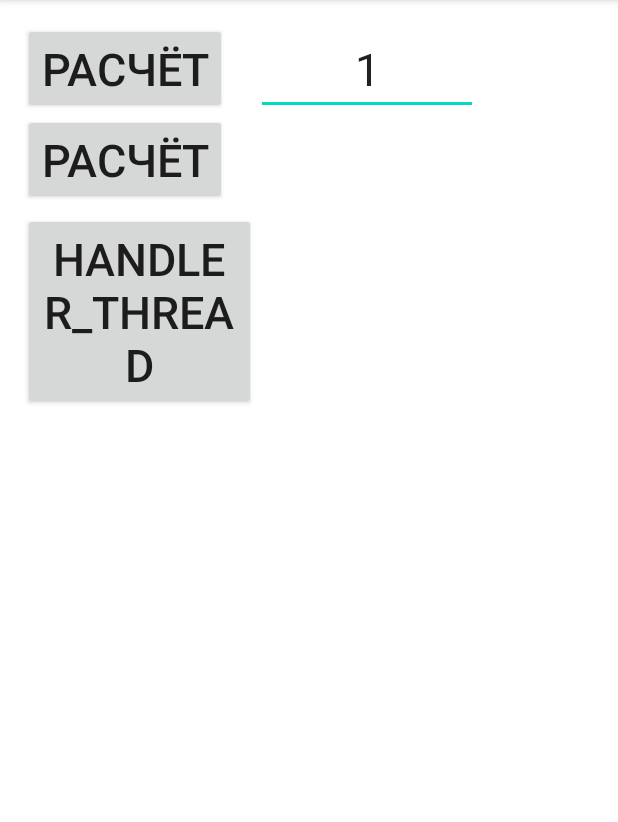
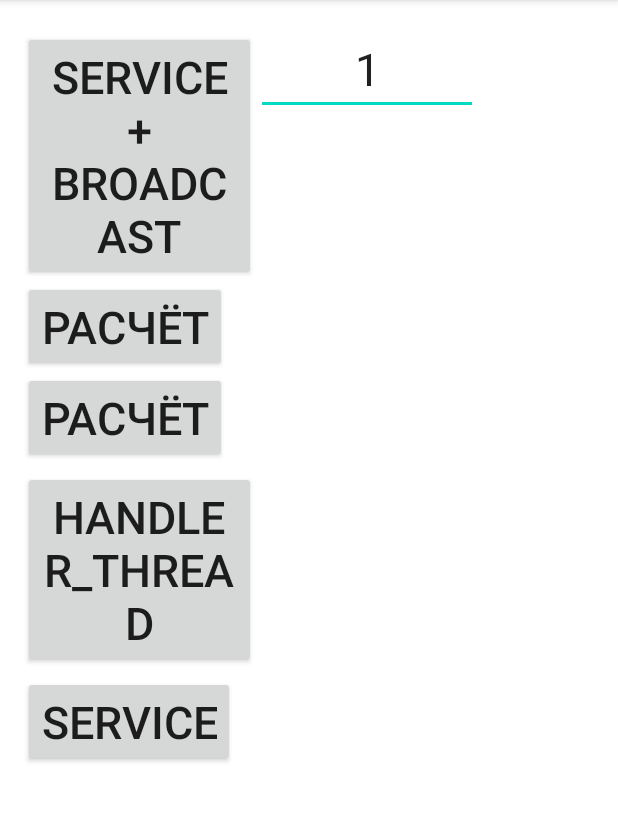
Before and after one commit to DmitrySergienko/Weather, an Android app: the screen it shows after launch (MainActivity), on a phone screen of 412 x 824 dp, the part 84-906 px from its top. Run offline under Robolectric (Android 15) with nearby library versions, the phone set to English and light mode, and no system bars.

Commit message:
threads tests (service and broadcast)

```diff
--- a/app/src/main/java/ru/ds/weather/view/experiments/ThreadsFragment.kt
+++ b/app/src/main/java/ru/ds/weather/view/experiments/ThreadsFragment.kt
@@ -1,17 +1,26 @@
 package ru.ds.weather.view.experiments
 
+import android.content.BroadcastReceiver
+import android.content.Context
+import android.content.Intent
+import android.content.IntentFilter
 import android.os.*
 import android.view.LayoutInflater
 import android.view.View
 import android.view.ViewGroup
+import android.widget.Toast
 import androidx.annotation.RequiresApi
 import androidx.appcompat.widget.AppCompatTextView
 import androidx.fragment.app.Fragment
+import androidx.localbroadcastmanager.content.LocalBroadcastManager
 import kotlinx.android.synthetic.main.fragment_threads.*
 import ru.ds.weather.R
 import ru.ds.weather.databinding.FragmentThreadsBinding
 import java.util.Date
 import java.util.concurrent.TimeUnit
+
+const val TEST_BROADCAST_INTENT_FILTER = "TEST BROADCAST INTENT FILTER"
+const val THREADS_FRAGMENT_BROADCAST_EXTRA = "THREADS_FRAGMENT_EXTRA"
 
 class ThreadsFragment : Fragment() {
 
@@ -27,10 +36,32 @@ class ThreadsFragment : Fragment() {
         return binding.root
     }
 
+    private fun initServiceWithBroadcastButton() {
+        binding.serviceWithBroadcastButton.setOnClickListener {
+            context?.let {
+                it.startService(Intent(it, MainService::class.java).apply {
+                    putExtra(
+                        MAIN_SERVICE_INT_EXTRA,
+                        binding.editText.text.toString().toInt()
+                    )
+                    putExtra(
+                        MAIN_SERVICE_STRING_EXTRA,
+                        getString(R.string.hello_from_thread_fragment)
+                    )
+                })
+            }
+        }
+    }
+
+
     @RequiresApi(Build.VERSION_CODES.N)
     override fun onViewCreated(view: View, savedInstanceState: Bundle?) {
         super.onViewCreated(view, savedInstanceState)
+//это кнопочка для запучка Service
+        initServiceButton()
 
+//эта кнопка (метод) для запучка Broadcast
+        initServiceWithBroadcastButton()
 
         binding.button.setOnClickListener {
             binding.textView.text = startCalculations(binding.editText.text.toString().toInt())
@@ -83,6 +114,20 @@ class ThreadsFragment : Fragment() {
 
     }
 
+    private fun initServiceButton() {
+        binding.serviceButton.setOnClickListener {
+            context?.let {
+                it.startService(Intent(it, MainService::class.java).apply {
+                    putExtra(
+                        MAIN_SERVICE_STRING_EXTRA,
+                        getString(R.string.hello_from_thread_fragment)
+                    )
+                })
+            }
+        }
+    }
+
+
     private fun startCalculations(seconds: Int): String {
         val date = Date()
         var diffInSec: Long
@@ -110,4 +155,36 @@ class ThreadsFragment : Fragment() {
             }
         }
     }
+
+    //Создаём свой BroadcastReceiver (получатель широковещательного сообщения)
+    private val testReceiver: BroadcastReceiver = object : BroadcastReceiver() {
+        override fun onReceive(context: Context, intent: Intent) {
+            //Достаём данные из интента
+            intent.getStringExtra(THREADS_FRAGMENT_BROADCAST_EXTRA)?.let {
+                Toast.makeText(context, it, Toast.LENGTH_LONG).show()
+            }
+        }
+    }
+    //тут регистрируем broadcast ресиваер
+    override fun onCreate(savedInstanceState: Bundle?) {
+        super.onCreate(savedInstanceState)
+        //ели отсылать Broadcast наружу
+        //context?.registerReceiver(testReceiver, IntentFilter(TEST_BROADCAST_INTENT_FILTER))
+        //если использовать внутриприложения
+        context?.let {LocalBroadcastManager.getInstance(it)
+            .registerReceiver(testReceiver, IntentFilter(TEST_BROADCAST_INTENT_FILTER)) }
+
+
+
+    }
+    override fun onDestroy() {
+        context?.let {
+            LocalBroadcastManager.getInstance(it).unregisterReceiver(testReceiver)
+        }
+        super.onDestroy()
+
+        //context?.unregisterReceiver(testReceiver)
+    }
+
+
 }
--- a/app/src/main/res/layout/fragment_threads.xml
+++ b/app/src/main/res/layout/fragment_threads.xml
@@ -17,11 +17,20 @@
             android:layout_height="wrap_content"
             android:orientation="horizontal">
 
+
             <androidx.appcompat.widget.LinearLayoutCompat
+                android:layout_width="0dp"
+                android:layout_height="600dp"
                 android:layout_weight="2"
-                android:layout_width="0dp"
-                android:layout_height="300dp"
                 android:orientation="vertical">
+
+                <androidx.appcompat.widget.AppCompatButton
+                    android:id="@+id/serviceWithBroadcastButton"
+                    android:layout_width="wrap_content"
+                    android:layout_height="wrap_content"
+                    android:layout_marginTop="@dimen/margin_5_dp"
+                    android:text="@string/service_broadcast"
+                    android:textSize="@dimen/feels_like_text_size"/>
 
                 <androidx.appcompat.widget.AppCompatButton
                     android:id="@+id/button"
@@ -44,8 +53,16 @@
                     android:layout_marginTop="@dimen/margin_5_dp"
                     android:text="@string/handler_thread"
                     android:textSize="@dimen/feels_like_text_size" />
+
+                <androidx.appcompat.widget.AppCompatButton
+                    android:id="@+id/serviceButton"
+                    android:layout_width="wrap_content"
+                    android:layout_height="wrap_content"
+                    android:layout_marginTop="@dimen/margin_5_dp"
+                    android:text="@string/service"
+                    android:textSize="@dimen/feels_like_text_size" />
+
             </androidx.appcompat.widget.LinearLayoutCompat>
-
 
             <androidx.appcompat.widget.AppCompatEditText
                 android:id="@+id/editText"
```
Also changed, not shown: app/src/main/AndroidManifest.xml (+14 -0 lines), app/src/main/java/ru/ds/weather/view/experiments/MainBroadcastReceiver.kt (added, +21 -0 lines), app/src/main/java/ru/ds/weather/view/experiments/MainService.kt (added, +55 -0 lines). Lines whose indentation alone changed are shown as unchanged.
